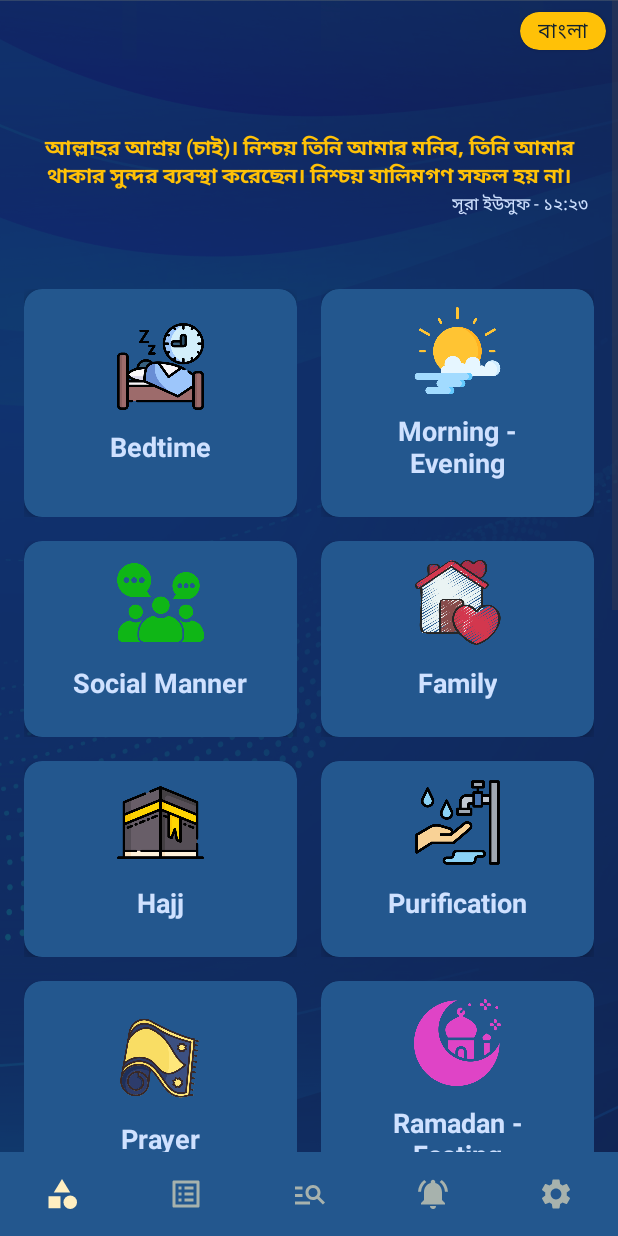
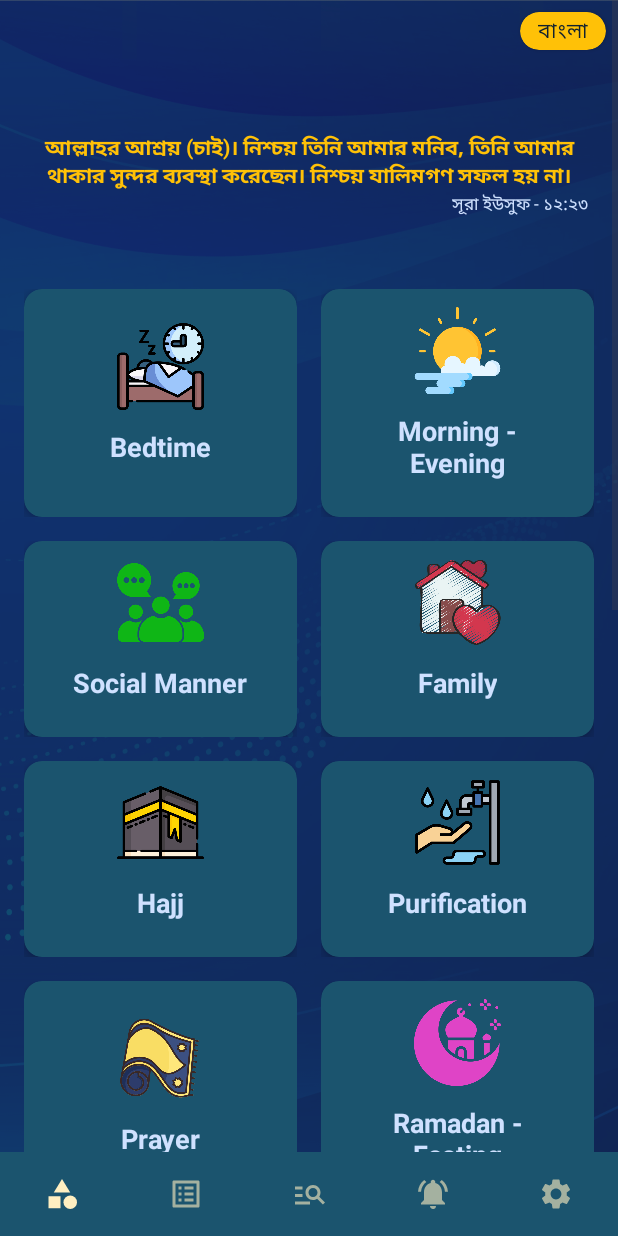
Before and after one commit to hbappi/ZikrAndroid, an Android app: the screen it shows after launch (MainActivity), after a tap on "English", on a phone screen of 412 x 824 dp. Run offline under Robolectric (Android 15) with nearby library versions, the light colour scheme and no system bars; libraries missing offline, so code that uses them is left out: eightbitlab.com.blurview.

Commit message:
H. Bappi

```diff
--- a/app/src/main/java/com/efortshub/zikr/fragments/CategoriesFragment.java
+++ b/app/src/main/java/com/efortshub/zikr/fragments/CategoriesFragment.java
@@ -1,5 +1,6 @@
 package com.efortshub.zikr.fragments;
 
+import android.content.Intent;
 import android.graphics.drawable.Drawable;
 import android.os.Build;
 import android.os.Bundle;
@@ -18,11 +19,14 @@ import android.view.animation.Animation;
 import android.view.animation.AnimationUtils;
 
 import com.efortshub.zikr.R;
+import com.efortshub.zikr.activities.DuaDetailsActivity;
 import com.efortshub.zikr.databinding.FragmentCategoriesBinding;
 import com.efortshub.zikr.interfaces.BottomNavAnimationListener;
 import com.efortshub.zikr.models.Dua;
 import com.efortshub.zikr.models.DuaDetails;
+import com.efortshub.zikr.utils.HbConsts;
 import com.efortshub.zikr.utils.HbUtils;
+import com.google.android.material.card.MaterialCardView;
 
 import java.util.List;
 import java.util.Objects;
@@ -66,7 +70,7 @@ public class CategoriesFragment extends Fragment {
 
 //        blurViews(binding.blur1);
 
-
+        loadRandomDua();
         startAnimationLoop(R.anim.anim_fade_out, 0,
                 binding.btnBedtime,
                 binding.btnMorningEvening,
@@ -86,9 +90,19 @@ public class CategoriesFragment extends Fragment {
         );
 
 
-        loadRandomDua();
 
         return binding.getRoot();
+    }
+
+    private void setOpenDetailsListener(MaterialCardView btn, int[] arr) {
+        btn.setOnClickListener(v -> {
+            Intent i = new Intent(requireActivity(), DuaDetailsActivity.class);
+            i.putExtra("dua", arr);
+            i.putExtra("full", false);
+
+            startActivity(i);
+        });
+
     }
 
     private void blurViews(BlurView... views) {
@@ -135,6 +149,7 @@ public class CategoriesFragment extends Fragment {
         Log.d("hbhb", "startAnimationWithEndListener: " + startFrom);
         if (startFrom == view.length) {
             listener.shouldShowBottomNavNow();
+            initFunctions();
         }
         if (view.length > startFrom) {
             view[startFrom].startAnimation(a);
@@ -161,6 +176,31 @@ public class CategoriesFragment extends Fragment {
         }
     }
 
+    private void initFunctions() {
+
+        if (HbUtils.getLanguageCode(requireContext()).equals("bn")) {
+
+            setOpenDetailsListener(binding.btnBedtime, HbConsts.CL_BN_SLEEPING);
+            setOpenDetailsListener(binding.btnMorningEvening, HbConsts.CL_BN_MORNING_EVENING);
+            setOpenDetailsListener(binding.btnSocialManner, HbConsts.CL_BN_SOCIAL);
+            setOpenDetailsListener(binding.btnFamily, HbConsts.CL_BN_FAMILY);
+            setOpenDetailsListener(binding.btnHajj, HbConsts.CL_BN_HAJJ);
+            setOpenDetailsListener(binding.btnPurification, HbConsts.CL_BN_PURIFICATION);
+            setOpenDetailsListener(binding.btnPrayer, HbConsts.CL_BN_PRAYER);
+            setOpenDetailsListener(binding.btnRamadan, HbConsts.CL_BN_RAMADAN);
+            setOpenDetailsListener(binding.btnFoodDrinks, HbConsts.CL_BN_FOOD_DRINK);
+            setOpenDetailsListener(binding.btnRizq, HbConsts.CL_BN_PROVISION);
+            setOpenDetailsListener(binding.btnTravel, HbConsts.CL_BN_TRAVEL);
+            setOpenDetailsListener(binding.btnIllness, HbConsts.CL_BN_SICKNESS);
+            setOpenDetailsListener(binding.btnSeekingRefuge, HbConsts.CL_BN_REFUGE);
+            setOpenDetailsListener(binding.btnConfession, HbConsts.CL_BN_GRATITUDE);
+            setOpenDetailsListener(binding.btnNature, HbConsts.CL_BN_NATURE);
+
+        } else {
+
+        }
+    }
+
     private void loadRandomDua() {
 
         Random rand = new Random();
--- a/app/src/main/java/com/efortshub/zikr/utils/HbConsts.java
+++ b/app/src/main/java/com/efortshub/zikr/utils/HbConsts.java
@@ -3,4 +3,47 @@ package com.efortshub.zikr.utils;
 public class HbConsts {
     public static final String KEY_SAHRED_PREF = "sp";
     public static final String KEY_SP_LANGUAGE_CODE = "language_code";
+
+
+    public static final int[] CL_BN_SLEEPING = {2, 3, 4, 5, 96, 97, 98, 99, 100, 101, 102, 103, 104, 105, 106, 107, 108, 109, 110, 111, 385, 386, 387, 388, 389, 390};
+    public static final int[] CL_BN_MORNING_EVENING = {
+            1, 72, 73, 74, 75, 76, 77, 78, 79, 80, 81, 82, 83, 84, 85, 86, 87, 88, 89,
+            90, 91, 92, 93, 94, 95, 214, 237, 238, 239, 240, 241, 242, 243, 244, 245,
+            246, 247, 248, 249, 250, 358, 359, 278, 384};
+    public static final int[] CL_BN_FAMILY = {48, 79};
+    public static final int[] CL_BN_SOCIAL = {
+            2, 3, 4, 5, 10, 11, 47, 77, 78, 80, 84, 85, 86, 87, 89, 90, 91, 93, 98, 102,
+            108, 109, 112, 113, 114, 289, 353, 396, 397, 418, 465,
+    };
+    public static final int[] CL_BN_RAMADAN = {68, 69, 70, 73, 74, 75};
+    public static final int[] CL_BN_HAJJ = {115, 116, 117, 118, 119, 120, 121};
+    public static final int[] CL_BN_PURIFICATION = {6, 7, 8, 9, 106, 249};
+    public static final int[] CL_BN_PRAYER = {
+            8, 9, 12, 13, 14, 15, 16, 17, 18, 19, 20, 21, 22, 23, 24, 25, 32, 33,
+    };
+    public static final int[] CL_BN_FOOD_DRINK = {177, 178};
+    public static final int[] CL_BN_PROVISION = {
+            135, 136, 137, 143, 150, 154, 155, 170, 171, 173, 174, 175, 183, 184, 186,
+            187, 196, 197, 321, 322, 323, 329, 428, 433, 436,
+    };
+    public static final int[] CL_BN_TRAVEL = {95, 96, 97, 99, 100, 101, 103, 104, 105};
+    public static final int[] CL_BN_NATURE = {61, 62, 63, 64, 65, 66, 67, 76};
+    public static final int[] CL_BN_GRATITUDE = {
+            122, 123, 139, 141, 144, 146, 149, 153, 157, 158, 161, 163, 165, 167, 168,
+            176, 177, 178, 180, 190, 191, 192, 194, 199, 201, 202, 203, 204, 205, 206,
+            212, 214, 217, 220, 222, 223, 225, 235, 236, 237, 240, 241, 242, 315, 316,
+            335, 336, 337, 341, 429,
+    };
+    public static final int[] CL_BN_SICKNESS = {
+            49, 50, 51, 52, 54, 55, 56, 57, 58, 59, 60, 88, 124, 211, 304, 306, 443,
+            444, 446, 447, 449, 450, 451, 457, 458, 461, 462, 463,
+    };
+    public static final int[] CL_BN_REFUGE = {
+            34, 35, 36, 37, 38, 39, 40, 41, 42, 43, 44, 45, 46, 53, 81, 82, 92, 94, 110,
+            111, 125, 126, 127, 128, 129, 134, 138, 140, 142, 145, 147, 148, 151, 152,
+            156, 160, 162, 164, 166, 169, 172, 179, 181, 182, 185, 188, 189, 193, 195,
+            198, 200, 207, 208, 209, 210, 229, 320, 324, 325, 326, 327, 328, 330, 331,
+            333, 339, 340, 342, 421, 423, 424, 425, 426, 427, 430, 431, 432, 434, 435,
+            437,
+    };
 }
--- a/app/src/main/java/com/efortshub/zikr/utils/HbUtils.java
+++ b/app/src/main/java/com/efortshub/zikr/utils/HbUtils.java
@@ -60,7 +60,7 @@ public class HbUtils {
 
         Gson gson = new Gson();
         Dua dua = gson.fromJson(result, Dua.class);
-        Log.d("hbhb", "onCreate: " + dua.getPageTitle() + " - " + dua.getDetails().get(0).getTranslations());
+//        Log.d("hbhb", "onCreate: " + dua.getPageTitle() + " - " + dua.getDetails().get(0).getTranslations());
         return dua;
 
     }
--- a/app/src/main/res/layout/activity_dua_details.xml
+++ b/app/src/main/res/layout/activity_dua_details.xml
@@ -70,8 +70,6 @@
         <androidx.appcompat.widget.LinearLayoutCompat
             android:layout_width="match_parent"
             android:layout_height="wrap_content"
-            android:layout_gravity="center"
-            android:gravity="center"
             android:orientation="vertical"
             android:padding="8dp">
 
@@ -160,7 +158,7 @@
             android:textAlignment="center"
             android:gravity="center"
             android:foregroundGravity="center"
-            android:textSize="16sp"/>
+            android:textSize="14sp"/>
         <androidx.appcompat.widget.LinearLayoutCompat
             app:layout_constraintStart_toStartOf="parent"
             app:layout_constraintTop_toTopOf="parent"
--- a/app/src/main/res/layout/fragment_search.xml
+++ b/app/src/main/res/layout/fragment_search.xml
@@ -5,7 +5,8 @@
     android:layout_width="match_parent"
     android:layout_height="match_parent"
     xmlns:app="http://schemas.android.com/apk/res-auto"
-    tools:context=".fragments.SearchFragment">
+    tools:context=".fragments.SearchFragment"
+    android:padding="4dp">
 
     <EditText
         android:id="@+id/et_search"
@@ -37,6 +38,9 @@
         app:layout_constraintStart_toStartOf="parent"
         android:id="@+id/rv_main"
         android:visibility="gone"
+        android:paddingTop="100dp"
+        android:paddingBottom="100dp"
+        android:clipToPadding="false"
         />
     <androidx.appcompat.widget.LinearLayoutCompat
         android:id="@+id/lv_no_data"
--- a/app/src/main/res/layout/row_search_item_list.xml
+++ b/app/src/main/res/layout/row_search_item_list.xml
@@ -14,7 +14,7 @@
         style="@style/Widget.Material3.CardView.Filled"
         android:layout_width="match_parent"
         android:layout_height="wrap_content"
-        android:visibility="gone"
+        android:visibility="visible"
         app:cardBackgroundColor="@color/medium_blue">
 
         <androidx.appcompat.widget.LinearLayoutCompat
@@ -97,5 +97,4 @@
 
 
 
-
 </androidx.appcompat.widget.LinearLayoutCompat>
--- a/app/src/main/res/values/colors.xml
+++ b/app/src/main/res/values/colors.xml
@@ -3,13 +3,13 @@
     <color name="black">#FF000000</color>
     <color name="white">#FFFFFFFF</color>
     <color name="dark_blue">#112230</color>
-    <color name="medium_blue">#2a4494</color>
+    <color name="medium_blue">#17405C</color>
     <color name="mid_dark_blue">#17405C</color>
     <color name="light_blue">#CFE1FF</color>
-    <color name="color_primary">#23578E</color>
+    <color name="color_primary">#1B546E</color>
     <color name="button_pressed">#A9102B47</color>
     <color name="button_focused">#AE102B47</color>
-    <color name="button_normal">#23578E</color>
+    <color name="button_normal">#1F557A</color>
     <color name="yellow">#FFC107</color>
     <color name="light_yellow">#FFEFC1</color>
     <color name="transparent">#00000000</color>
```
Also changed, not shown: app/src/main/java/com/efortshub/zikr/activities/DuaDetailsActivity.java (+58 -4 lines), app/src/main/java/com/efortshub/zikr/adapter/SearchItemRvAdapter.java (+30 -6 lines).
